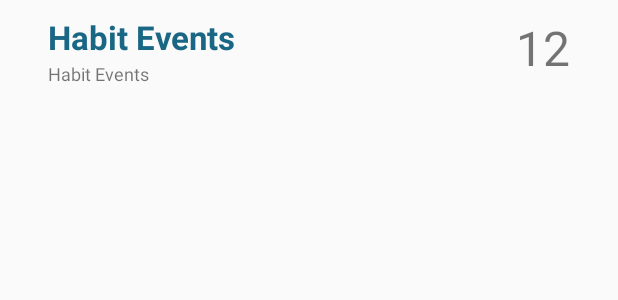
After one commit to CMPUT301F17T04/Grow, an Android app: the layout list_item.xml on its own in the app's theme, with its tools: preview values and no code run, on a phone screen of 412 x 824 dp. The commit adds this screen. Shown: the top 300 px of the screen. Run offline under Robolectric (Android 15) with nearby library versions, the phone set to English and light mode, and no system bars.

Commit message:
add list_item layout to represent each item

```diff
--- /dev/null
+++ b/Grow/app/src/main/res/layout/list_item.xml
@@ -0,0 +1,44 @@
+<?xml version="1.0" encoding="utf-8"?>
+<RelativeLayout xmlns:android="http://schemas.android.com/apk/res/android"
+    android:layout_width="match_parent" android:layout_height="match_parent">
+
+    <TextView
+        android:id="@+id/text_habit_event_name"
+        android:layout_width="wrap_content"
+        android:layout_height="wrap_content"
+        android:text="@string/title_habit_event"
+        android:textSize="22sp"
+        android:layout_marginLeft="32dp"
+        android:layout_marginStart="32dp"
+        android:layout_marginTop="10dp"
+        android:textStyle="bold"
+        android:textColor="@color/colorPrimaryDark"
+        />
+
+    <TextView
+        android:id="@+id/text_habit_event_reason"
+        android:layout_width="wrap_content"
+        android:layout_height="wrap_content"
+        android:text="@string/title_habit_event"
+        android:textSize="12sp"
+        android:layout_below="@id/text_habit_event_name"
+        android:layout_marginTop="1dp"
+        android:layout_marginLeft="32dp"
+        android:layout_marginStart="32dp"
+        />
+
+    <TextView
+        android:layout_width="wrap_content"
+        android:layout_height="wrap_content"
+        android:id="@+id/text_number_completed"
+        android:text="12"
+        android:textSize="32sp"
+        android:layout_marginRight="32dp"
+        android:layout_marginEnd="32dp"
+        android:layout_alignTop="@+id/text_habit_event_name"
+        android:layout_alignParentRight="true"
+        android:layout_alignParentEnd="true" />
+
+
+
+</RelativeLayout>
--- a/Grow/app/src/main/res/values/colors.xml
+++ b/Grow/app/src/main/res/values/colors.xml
@@ -1,6 +1,6 @@
 <?xml version="1.0" encoding="utf-8"?>
 <resources>
-    <color name="colorPrimary">#3F51B5</color>
-    <color name="colorPrimaryDark">#303F9F</color>
+    <color name="colorPrimary">#2184a8</color>
+    <color name="colorPrimaryDark">#196784</color>
     <color name="colorAccent">#FF4081</color>
 </resources>
```
Also changed, not shown: Grow/app/src/main/java/com/grow/cmputf17team4/grow/HabitEventListActivity.java (+15 -7 lines), Grow/app/src/main/res/layout/activity_habit_event_list.xml (+2 -10 lines), Grow/app/src/main/res/menu/navigation.xml (+11 -6 lines), Grow/app/src/main/res/values/strings.xml (+5 -3 lines).
